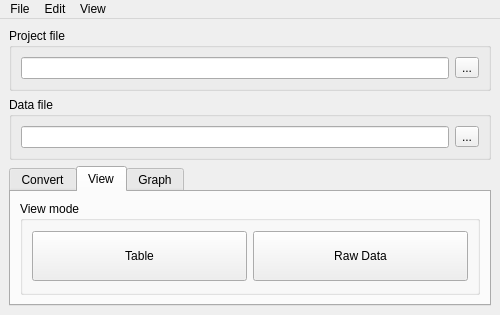
Before: the Qt Designer form gui/mainwindow.ui in OSUDSL/pydre, drawn with Qt 5.
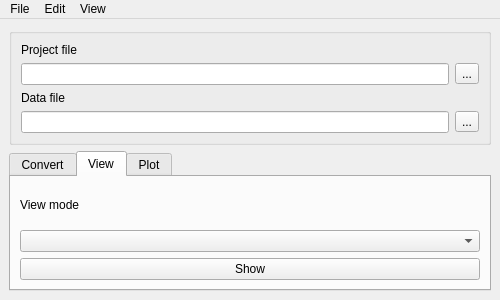
After: the same form once the commit is applied. The open tabs and pages were chosen to show the change.

Commit message: Changed graph tab to plot tab

The edit to the form file:
```diff
--- a/gui/mainwindow.ui
+++ b/gui/mainwindow.ui
@@ -7,7 +7,7 @@
     <x>0</x>
     <y>0</y>
     <width>500</width>
-    <height>315</height>
+    <height>300</height>
    </rect>
   </property>
   <property name="minimumSize">
@@ -36,9 +36,18 @@
     <item>
      <widget class="QGroupBox" name="groupBox_2">
       <property name="title">
+       <string/>
+      </property>
+      <layout class="QVBoxLayout" name="verticalLayout_4">
+       <item>
+        <widget class="QLabel" name="label_2">
+         <property name="text">
        <string>Project file</string>
       </property>
-      <layout class="QHBoxLayout" name="horizontalLayout_3">
+        </widget>
+       </item>
+       <item>
+        <layout class="QHBoxLayout" name="horizontalLayout_8">
        <item>
         <widget class="QLineEdit" name="pfile_inp"/>
        </item>
@@ -50,14 +59,16 @@
         </widget>
        </item>
       </layout>
-     </widget>
     </item>
     <item>
-     <widget class="QGroupBox" name="groupBox_3">
-      <property name="title">
+        <widget class="QLabel" name="label_3">
+         <property name="text">
        <string>Data file</string>
       </property>
-      <layout class="QHBoxLayout" name="horizontalLayout">
+        </widget>
+       </item>
+       <item>
+        <layout class="QHBoxLayout" name="horizontalLayout_7">
        <item>
         <widget class="QLineEdit" name="dfile_inp"/>
        </item>
@@ -69,6 +80,8 @@
         </widget>
        </item>
       </layout>
+       </item>
+      </layout>
      </widget>
     </item>
     <item>
@@ -88,15 +101,17 @@
        </attribute>
        <layout class="QVBoxLayout" name="verticalLayout_2">
         <item>
-         <widget class="QGroupBox" name="groupBox_4">
-          <property name="title">
-           <string>Output file (out.csv by default)</string>
+         <widget class="QLabel" name="label">
+          <property name="text">
+           <string>Output file</string>
           </property>
-          <layout class="QHBoxLayout" name="horizontalLayout_2">
-           <item>
-            <widget class="QLineEdit" name="ofile_inp"/>
-           </item>
-          </layout>
+         </widget>
+        </item>
+        <item>
+         <widget class="QLineEdit" name="ofile_inp">
+          <property name="text">
+           <string>out.csv</string>
+          </property>
          </widget>
         </item>
         <item>
@@ -114,46 +129,47 @@
        </attribute>
        <layout class="QVBoxLayout" name="verticalLayout_3">
         <item>
-         <widget class="QGroupBox" name="groupBox">
-          <property name="title">
+         <widget class="QLabel" name="label_4">
+          <property name="text">
            <string>View mode</string>
           </property>
-          <layout class="QHBoxLayout" name="horizontalLayout_4">
-           <item>
-            <widget class="QPushButton" name="pushButton_2">
-             <property name="minimumSize">
-              <size>
-               <width>0</width>
-               <height>50</height>
-              </size>
-             </property>
-             <property name="text">
-              <string>Table</string>
-             </property>
             </widget>
            </item>
            <item>
-            <widget class="QPushButton" name="pushButton">
-             <property name="minimumSize">
-              <size>
-               <width>0</width>
-               <height>50</height>
-              </size>
-             </property>
+         <widget class="QComboBox" name="comboBox"/>
+        </item>
+        <item>
+         <widget class="QPushButton" name="pushButton_3">
              <property name="text">
-              <string>Raw Data</string>
-             </property>
-            </widget>
-           </item>
-          </layout>
+           <string>Show</string>
+          </property>
          </widget>
         </item>
        </layout>
       </widget>
       <widget class="QWidget" name="tab_4">
        <attribute name="title">
-        <string>Graph</string>
+        <string>Plot</string>
        </attribute>
+       <layout class="QVBoxLayout" name="verticalLayout_5">
+        <item>
+         <widget class="QLabel" name="label_5">
+          <property name="text">
+           <string>Plot mode</string>
+          </property>
+         </widget>
+        </item>
+        <item>
+         <widget class="QComboBox" name="comboBox_2"/>
+        </item>
+        <item>
+         <widget class="QPushButton" name="pushButton">
+          <property name="text">
+           <string>Show</string>
+          </property>
+         </widget>
+        </item>
+       </layout>
       </widget>
      </widget>
     </item>
```
Lines whose indentation alone changed are shown as unchanged. The commit also changes 1 other file.
